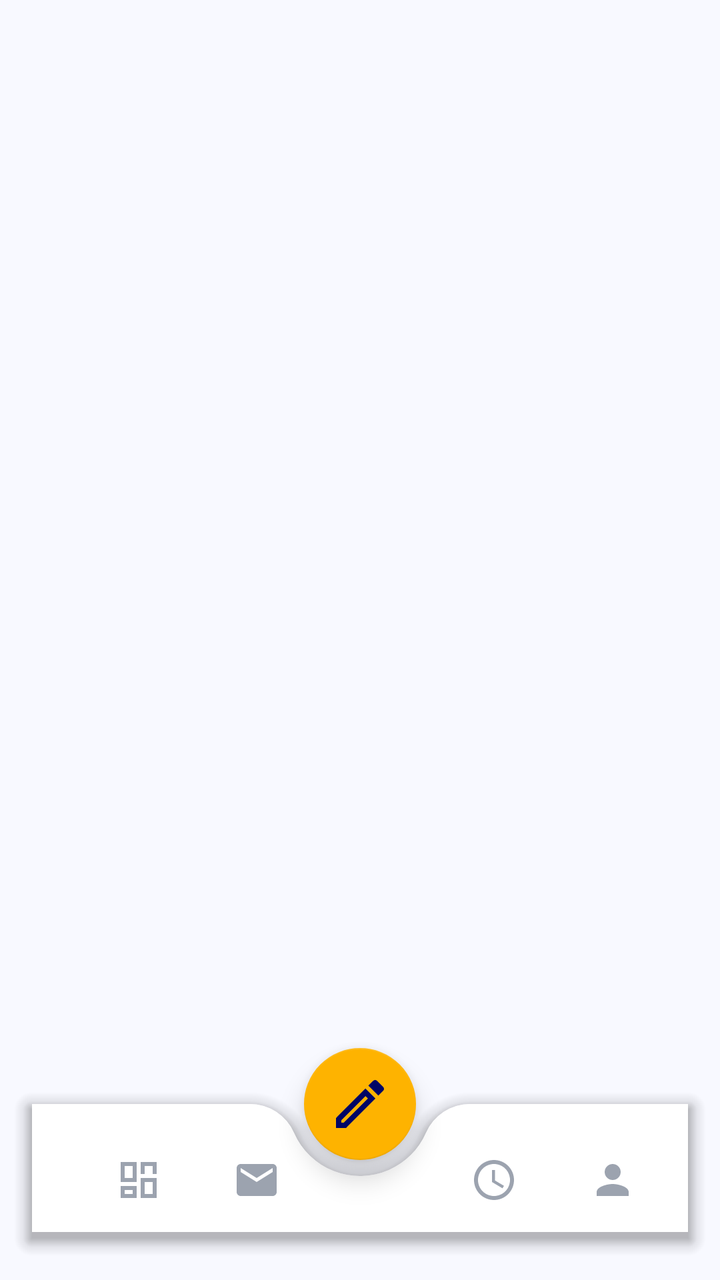
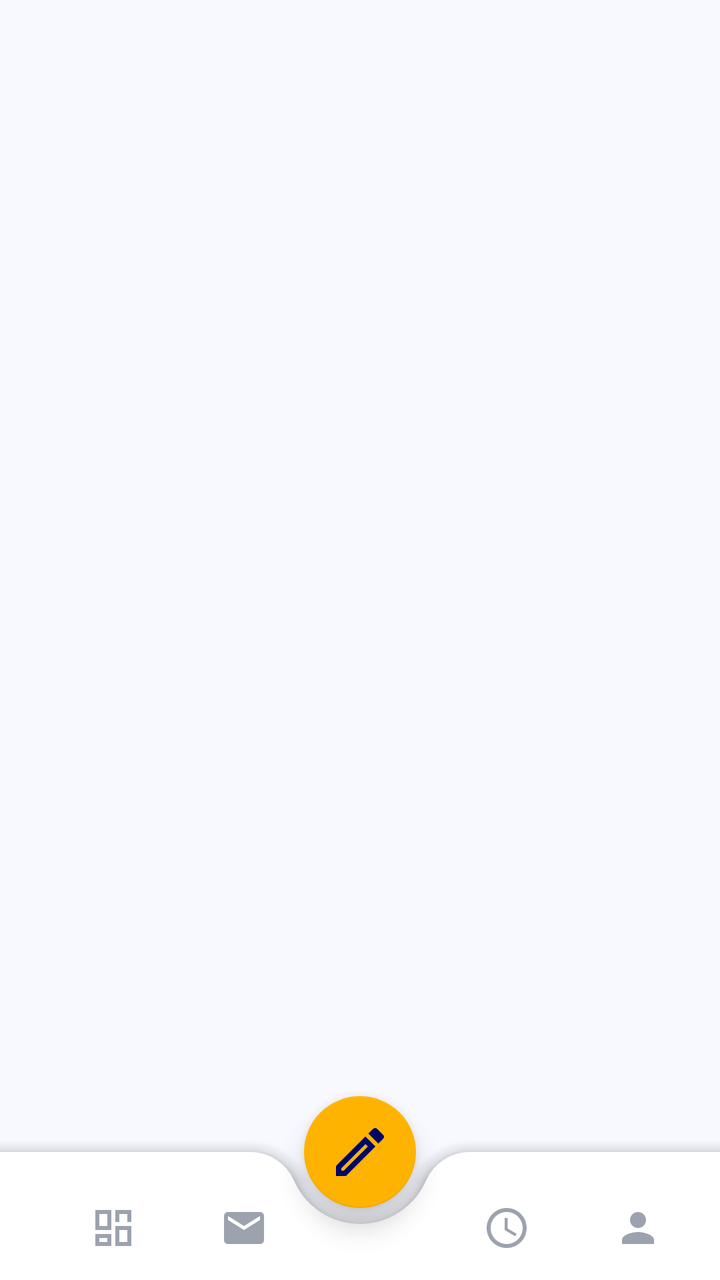

The first picture is an Android layout as it rendered before a commit; the second is the same layout after the commit. The layout source and the unified diff follow.
<!-- AndroidManifest.xml: application theme Theme.JavaTraining -->
<!-- res/layout/activity_main.xml -->
<?xml version="1.0" encoding="utf-8"?>
<androidx.coordinatorlayout.widget.CoordinatorLayout xmlns:android="http://schemas.android.com/apk/res/android"
    xmlns:app="http://schemas.android.com/apk/res-auto"
    android:layout_width="match_parent"
    android:layout_height="match_parent"
    android:clipChildren="false"
    android:clipToPadding="false"
    android:background="@color/ent_background">

    <FrameLayout
        android:id="@+id/fragment_container"
        android:layout_width="match_parent"
        android:layout_height="match_parent" />

    <com.google.android.material.bottomappbar.BottomAppBar
        android:id="@+id/bottomAppBar"
        android:layout_width="match_parent"
        android:layout_height="64dp"
        android:layout_gravity="bottom"
        android:layout_marginBottom="24dp"
        android:layout_marginHorizontal="16dp"
        app:backgroundTint="@color/ent_surface"
        app:fabCradleMargin="8dp"
        app:fabCradleRoundedCornerRadius="24dp"
        app:fabCradleVerticalOffset="0dp"
        android:outlineProvider="background"
        android:background="@drawable/bg_bottom_nav"
        app:elevation="12dp">

        <LinearLayout
            android:layout_width="match_parent"
            android:layout_height="match_parent"
            android:orientation="horizontal"
            android:paddingHorizontal="8dp"
            android:paddingTop="12dp"
            android:gravity="center_vertical">

            
            <RelativeLayout
                android:id="@+id/navDashboard"
                android:layout_width="0dp"
                android:layout_height="match_parent"
                android:layout_weight="1"
                android:clickable="true"
                android:focusable="true"
                android:background="?attr/selectableItemBackgroundBorderless">
                <ImageView
                    android:id="@+id/iconDashboard"
                    android:layout_width="24dp"
                    android:layout_height="24dp"
                    android:layout_centerInParent="true"
                    android:src="@drawable/ic_nav_dashboard" />
                <View
                    android:id="@+id/dotDashboard"
                    android:layout_width="4dp"
                    android:layout_height="4dp"
                    android:layout_below="@id/iconDashboard"
                    android:layout_centerHorizontal="true"
                    android:layout_marginTop="4dp"
                    android:background="@drawable/bg_nav_dot"
                    android:visibility="invisible" />
            </RelativeLayout>

            
            <RelativeLayout
                android:id="@+id/navQuickIzin"
                android:layout_width="0dp"
                android:layout_height="match_parent"
                android:layout_weight="1"
                android:clickable="true"
                android:focusable="true"
                android:background="?attr/selectableItemBackgroundBorderless">
                <ImageView
                    android:id="@+id/iconQuickIzin"
                    android:layout_width="24dp"
                    android:layout_height="24dp"
                    android:layout_centerInParent="true"
                    android:src="@drawable/ic_email_outline" />
                <View
                    android:id="@+id/dotQuickIzin"
                    android:layout_width="4dp"
                    android:layout_height="4dp"
                    android:layout_below="@id/iconQuickIzin"
                    android:layout_centerHorizontal="true"
                    android:layout_marginTop="4dp"
                    android:background="@drawable/bg_nav_dot"
                    android:visibility="invisible" />
            </RelativeLayout>

            
            <View
                android:layout_width="0dp"
                android:layout_height="0dp"
                android:layout_weight="1" />

            
            <RelativeLayout
                android:id="@+id/navHistory"
                android:layout_width="0dp"
                android:layout_height="match_parent"
                android:layout_weight="1"
                android:clickable="true"
                android:focusable="true"
                android:background="?attr/selectableItemBackgroundBorderless">
                <ImageView
                    android:id="@+id/iconHistory"
                    android:layout_width="24dp"
                    android:layout_height="24dp"
                    android:layout_centerInParent="true"
                    android:src="@drawable/ic_nav_history" />
                <View
                    android:id="@+id/dotHistory"
                    android:layout_width="4dp"
                    android:layout_height="4dp"
                    android:layout_below="@id/iconHistory"
                    android:layout_centerHorizontal="true"
                    android:layout_marginTop="4dp"
                    android:background="@drawable/bg_nav_dot"
                    android:visibility="invisible" />
            </RelativeLayout>

            
            <RelativeLayout
                android:id="@+id/navProfile"
                android:layout_width="0dp"
                android:layout_height="match_parent"
                android:layout_weight="1"
                android:clickable="true"
                android:focusable="true"
                android:background="?attr/selectableItemBackgroundBorderless">
                <ImageView
                    android:id="@+id/iconProfile"
                    android:layout_width="24dp"
                    android:layout_height="24dp"
                    android:layout_centerInParent="true"
                    android:src="@drawable/ic_nav_profile" />
                <View
                    android:id="@+id/dotProfile"
                    android:layout_width="4dp"
                    android:layout_height="4dp"
                    android:layout_below="@id/iconProfile"
                    android:layout_centerHorizontal="true"
                    android:layout_marginTop="4dp"
                    android:background="@drawable/bg_nav_dot"
                    android:visibility="invisible" />
            </RelativeLayout>

        </LinearLayout>
    </com.google.android.material.bottomappbar.BottomAppBar>

    <com.google.android.material.floatingactionbutton.FloatingActionButton
        android:id="@+id/fabManual"
        android:layout_width="wrap_content"
        android:layout_height="wrap_content"
        android:src="@drawable/ic_nav_manual"
        app:backgroundTint="@color/ent_secondary"
        app:tint="@color/ent_primary"
        app:layout_anchor="@id/bottomAppBar"
        app:fabCustomSize="56dp"
        app:maxImageSize="32dp"
        app:elevation="8dp" />

</androidx.coordinatorlayout.widget.CoordinatorLayout>
<!-- resources referenced by this layout -->
<resources>
  <color name="ent_background">#F8F9FF</color>
  <color name="ent_primary">#000666</color>
  <color name="ent_secondary">#FEB300</color>
  <color name="ent_surface">#FFFFFF</color>
  <!-- drawable bg_bottom_nav (drawable) -->
  <?xml version="1.0" encoding="utf-8"?>
  <shape xmlns:android="http://schemas.android.com/apk/res/android">
      <solid android:color="@color/ent_surface" />
      <corners android:radius="32dp" />
  </shape>
  <!-- drawable bg_nav_dot (drawable) -->
  <?xml version="1.0" encoding="utf-8"?>
  <shape xmlns:android="http://schemas.android.com/apk/res/android" android:shape="oval">
      <solid android:color="@color/dash_accent_orange" />
      <size android:width="4dp" android:height="4dp" />
  </shape>
  <!-- drawable ic_email_outline (drawable) -->
  <vector xmlns:android="http://schemas.android.com/apk/res/android"
      android:width="24dp"
      android:height="24dp"
      android:viewportWidth="24"
      android:viewportHeight="24"
      android:tint="#9CA3AF">
    <path android:fillColor="@android:color/white" android:pathData="M20,4H4c-1.1,0 -1.99,0.9 -1.99,2L2,18c0,1.1 0.9,2 2,2h16c1.1,0 2,-0.9 2,-2V6c0,-1.1 -0.9,-2 -2,-2zm0,4l-8,5 -8,-5V6l8,5 8,-5v2z"/>
  </vector>
  <!-- drawable ic_nav_dashboard (drawable) -->
  <vector xmlns:android="http://schemas.android.com/apk/res/android"
      android:width="24dp"
      android:height="24dp"
      android:viewportWidth="24"
      android:viewportHeight="24">
    <path
        android:pathData="M3,13h8V3H3v10zM3,21h8v-6H3v6zM13,21h8V11h-8v10zM13,3v6h8V3h-8zM5,5h4v6H5V5zM15,13h4v6h-4v-6zM5,17h4v2H5v-2zM15,5h4v4h-4V5z"
        android:fillColor="@color/nav_inactive_gray"/>
  </vector>
  <!-- drawable ic_nav_history (drawable) -->
  <vector xmlns:android="http://schemas.android.com/apk/res/android"
      android:width="24dp"
      android:height="24dp"
      android:viewportWidth="24"
      android:viewportHeight="24">
    <path
        android:pathData="M11.99,2C6.47,2 2,6.48 2,12s4.47,10 9.99,10C17.52,22 22,17.52 22,12S17.52,2 11.99,2zM12,20c-4.42,0 -8,-3.58 -8,-8s3.58,-8 8,-8 8,3.58 8,8 -3.58,8 -8,8z"
        android:fillColor="@color/nav_inactive_gray"/>
    <path
        android:pathData="M12.5,7H11v6l5.25,3.15 0.75,-1.23 -4.5,-2.67z"
        android:fillColor="@color/nav_inactive_gray"/>
  </vector>
  <!-- drawable ic_nav_manual (drawable) -->
  <vector xmlns:android="http://schemas.android.com/apk/res/android"
      android:width="24dp"
      android:height="24dp"
      android:viewportWidth="24"
      android:viewportHeight="24">
    <path
        android:pathData="M14.06,9.02l0.92,0.92L5.92,19H5v-0.92l9.06,-9.06M17.66,3c-0.25,0 -0.51,0.1 -0.7,0.29l-1.83,1.83 3.75,3.75 1.83,-1.83c0.39,-0.39 0.39,-1.02 0,-1.41l-2.34,-2.34c-0.2,-0.2 -0.45,-0.29 -0.71,-0.29zm-3.6,3.19L3,17.25V21h3.75L17.81,9.94l-3.75,-3.75z"
        android:fillColor="@color/nav_inactive_gray"/>
  </vector>
  <!-- drawable ic_nav_profile (drawable) -->
  <vector xmlns:android="http://schemas.android.com/apk/res/android"
      android:width="24dp"
      android:height="24dp"
      android:viewportWidth="24"
      android:viewportHeight="24">
    <path
        android:pathData="M12,12c2.21,0 4,-1.79 4,-4s-1.79,-4 -4,-4 -4,1.79 -4,4 1.79,4 4,4zm0,2c-2.67,0 -8,1.34 -8,4v2h16v-2c0,-2.66 -5.33,-4 -8,-4z"
        android:fillColor="@color/nav_inactive_gray"/>
  </vector>
  <color name="dash_accent_orange">#F4A912</color>
  <color name="nav_inactive_gray">#9CA3AF</color>
  <color name="colorPrimary">#1A2D72</color>
  <color name="colorPrimaryDark">#141A4C</color>
  <color name="textWhite">#FFFFFF</color>
  <color name="colorAccent">#F4A912</color>
  <color name="backgroundLight">#1A2D72</color>
  <color name="cardBackground">#283C90</color>
  <color name="textPrimary">#FFFFFF</color>
  <!-- unchanged entries left out for length: 1 -->
</resources>

<!-- the commit's change to res/layout/activity_main.xml (unified diff, before → after) -->
@@ -17,14 +17,10 @@
         android:layout_width="match_parent"
         android:layout_height="64dp"
         android:layout_gravity="bottom"
-        android:layout_marginBottom="24dp"
-        android:layout_marginHorizontal="16dp"
         app:backgroundTint="@color/ent_surface"
         app:fabCradleMargin="8dp"
         app:fabCradleRoundedCornerRadius="24dp"
         app:fabCradleVerticalOffset="0dp"
-        android:outlineProvider="background"
-        android:background="@drawable/bg_bottom_nav"
         app:elevation="12dp">
 
         <LinearLayout
<!-- resource entries referenced after the edit -->
@@ -4,12 +4,6 @@
   <color name="ent_primary">#000666</color>
   <color name="ent_secondary">#FEB300</color>
   <color name="ent_surface">#FFFFFF</color>
-  <!-- drawable bg_bottom_nav (drawable) -->
-  <?xml version="1.0" encoding="utf-8"?>
-  <shape xmlns:android="http://schemas.android.com/apk/res/android">
-      <solid android:color="@color/ent_surface" />
-      <corners android:radius="32dp" />
-  </shape>
   <!-- drawable bg_nav_dot (drawable) -->
   <?xml version="1.0" encoding="utf-8"?>
   <shape xmlns:android="http://schemas.android.com/apk/res/android" android:shape="oval">
